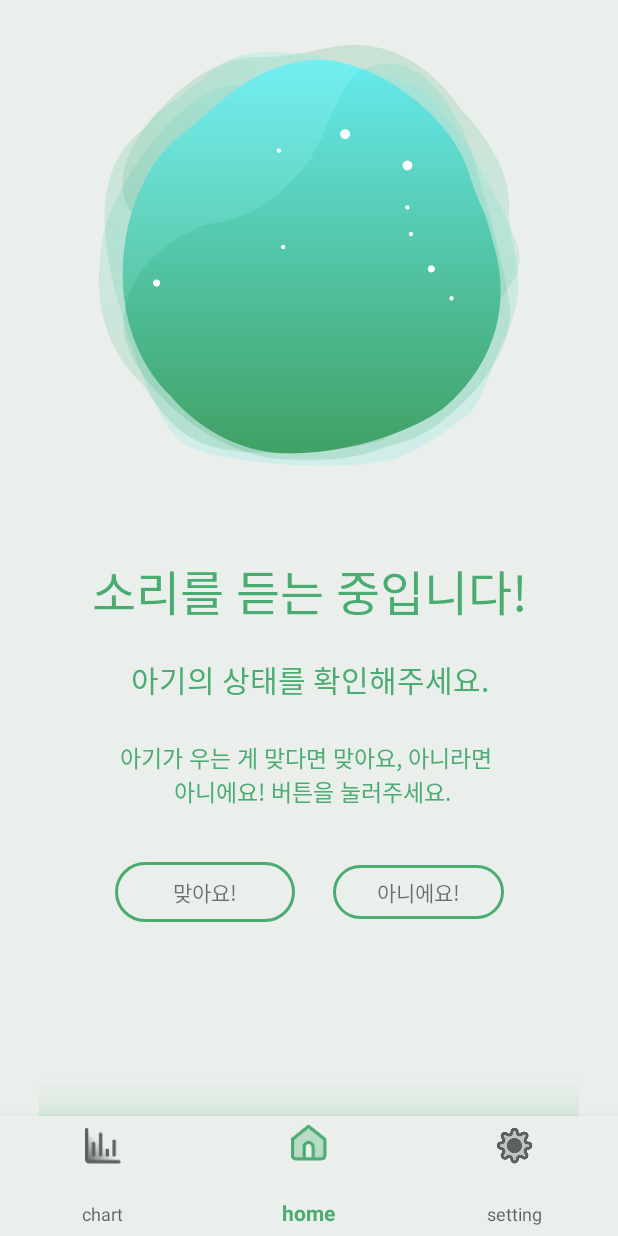
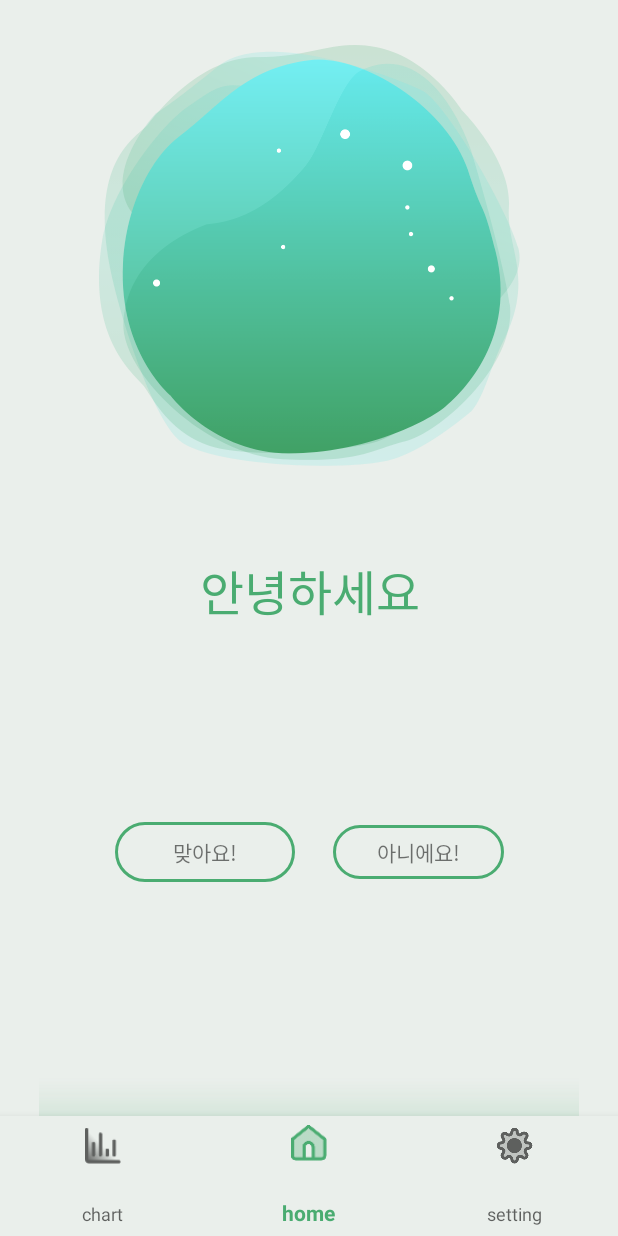
Before and after one commit to CapstoneDesign2020/Soundee-Android, an Android app: the HomeFragment screen opened directly, with no data from a screen before it, on a phone screen of 412 x 824 dp. Run offline under Robolectric (Android 15) with nearby library versions, the phone set to English and light mode, and no system bars; our stand-ins replace data binding, navigation-ui; 1 statement that could not run was skipped.

Commit message:
[main] 백그라운드로 5초마다 데이터 요청해서 응답받고, 메인 뷰에 연결

```diff
--- a/app/build.gradle
+++ b/app/build.gradle
@@ -2,10 +2,15 @@ apply plugin: 'com.android.application'
 apply plugin: 'kotlin-android'
 apply plugin: 'kotlin-android-extensions'
 apply plugin: 'com.google.gms.google-services'
+apply plugin: "kotlin-kapt"
 
 android {
     compileSdkVersion 29
     buildToolsVersion "29.0.3"
+
+    dataBinding {
+        enabled = true
+    }
 
     defaultConfig {
         applicationId "com.soundee.soundee"
--- a/app/src/main/java/com/soundee/soundee/util/RoundedBarChartRenderer.kt
+++ b/app/src/main/java/com/soundee/soundee/chart/RoundedBarChartRenderer.kt
@@ -1,4 +1,4 @@
-package com.soundee.soundee.util
+package com.soundee.soundee.chart
 
 import android.graphics.Canvas
 import android.graphics.LinearGradient
--- a/app/src/main/java/com/soundee/soundee/data/remote/RemoteDataSource.kt
+++ b/app/src/main/java/com/soundee/soundee/data/remote/RemoteDataSource.kt
@@ -186,7 +186,7 @@ object RemoteDataSource : Repository {
         soundeeApiService.getPresentSound(token)
             .enqueue(object :Callback<PresentSoundResponse>{
                 override fun onFailure(call: Call<PresentSoundResponse>, t: Throwable) {
-                    onFail( t.toString())
+                    onFail(t.toString())
                 }
 
                 override fun onResponse(
--- a/app/src/main/java/com/soundee/soundee/data/vo/DeleteUserResponse.kt
+++ b/app/src/main/java/com/soundee/soundee/data/vo/DeleteUserResponse.kt
@@ -1,7 +1,7 @@
 package com.soundee.soundee.data.vo
 
 data class DeleteUserResponse(
-    val status: String,
-    val success : String,
+    val status: Int,
+    val success : Boolean,
     val message : String
 )
--- a/app/src/main/java/com/soundee/soundee/data/vo/PresentSoundResponse.kt
+++ b/app/src/main/java/com/soundee/soundee/data/vo/PresentSoundResponse.kt
@@ -5,9 +5,10 @@ import com.google.gson.annotations.SerializedName
 data class PresentSoundResponse(
     val status:Int,
     val success:Boolean,
-    val message:String
-   // val data : PresentSoundDetails?
+    val message:String,
+    val data : List<PresentSoundDetails>
 )
+
 data class PresentSoundDetails(
     val soundIdx : Int,
     @SerializedName("class")
--- a/app/src/main/java/com/soundee/soundee/home/HomeFragment.kt
+++ b/app/src/main/java/com/soundee/soundee/home/HomeFragment.kt
@@ -1,28 +1,59 @@
 package com.soundee.soundee.home
 
 import android.app.AlertDialog
-import android.content.DialogInterface
 import android.content.Intent
 import android.os.Bundle
 import android.util.Log
+import android.view.LayoutInflater
 import android.view.View
-import android.widget.ImageView
+import android.view.ViewGroup
 import android.widget.TextView
-import androidx.core.view.marginBottom
+import androidx.databinding.Observable
+import androidx.databinding.ObservableField
 import androidx.fragment.app.Fragment
 import com.soundee.soundee.R
+import com.soundee.soundee.databinding.FragmentHomeBinding
 import com.soundee.soundee.db.SoundeeUserController
 import com.soundee.soundee.login.LoginActivity
 import com.soundee.soundee.util.doWorkPeriodic5
 import com.soundee.soundee.util.setAlarm
-import com.soundee.soundee.util.setChannel
 import kotlinx.android.synthetic.main.fragment_home.*
 
 class HomeFragment : Fragment(R.layout.fragment_home) {
+    lateinit var binding: FragmentHomeBinding
+    val vm = CurrentSoundViewModel
+
+    override fun onCreateView(
+        inflater: LayoutInflater,
+        container: ViewGroup?,
+        savedInstanceState: Bundle?
+    ): View? {
+        binding =FragmentHomeBinding.inflate(inflater,container,false)
+        binding.viewModel=vm
+        return binding.root
+    }
+
+
     override fun onActivityCreated(savedInstanceState: Bundle?) {
         super.onActivityCreated(savedInstanceState)
 
         doWorkPeriodic5()
+       // vm.getPresentSound(context!!)
+
+
+        //메인에서 구독할거야
+        //겂이 바뀌면
+        vm.title.addOnPropertyChangedCallback(object : Observable.OnPropertyChangedCallback(){
+            override fun onPropertyChanged(sender: Observable?, propertyId: Int) {
+                sender as ObservableField<String>
+                Log.e("옵저버","옵저버 잘들어왔냥:${sender.get()}")
+                Log.e("옵저버","옵저버 잘들어왔냥:${vm.title.get()}")
+                Log.e("옵저버","옵저버 잘들어왔냥:${txt_home_soundee.text}")
+
+            }
+        })
+
+
 
         Log.e("dd", SoundeeUserController.getToken(context))
         if(SoundeeUserController.getToken(context)==null){
--- a/app/src/main/res/layout/fragment_chart.xml
+++ b/app/src/main/res/layout/fragment_chart.xml
@@ -70,7 +70,7 @@
                     app:srcCompat="@drawable/btn_folded_details" />
 
                 <TextView
-                    android:id="@+id/txt_chart_datily_time"
+                    android:id="@+id/txt_chart_daily_time"
                     android:layout_width="wrap_content"
                     android:layout_height="wrap_content"
                     android:text="오후 8:16"
@@ -238,7 +238,7 @@
                     app:srcCompat="@drawable/btn_folded_details" />
 
                 <TextView
-                    android:id="@+id/txt_chart_monthly_details"
+                    android:id="@+id/txt_chart_monthly_time"
                     android:layout_width="wrap_content"
                     android:layout_height="wrap_content"
                     android:text="오후 8:16"
--- a/app/src/main/res/layout/fragment_home.xml
+++ b/app/src/main/res/layout/fragment_home.xml
@@ -1,8 +1,13 @@
 <?xml version="1.0" encoding="utf-8"?>
+<layout xmlns:android="http://schemas.android.com/apk/res/android"
+    xmlns:app="http://schemas.android.com/apk/res-auto"
+    xmlns:tools="http://schemas.android.com/tools">
+    <data>
+        <variable
+            name="viewModel"
+            type="com.soundee.soundee.home.CurrentSoundViewModel"/>
+    </data>
 <androidx.constraintlayout.widget.ConstraintLayout
-    xmlns:android="http://schemas.android.com/apk/res/android"
-    xmlns:app="http://schemas.android.com/apk/res-auto"
-    xmlns:tools="http://schemas.android.com/tools"
     android:layout_width="match_parent"
     android:layout_height="match_parent">
 
@@ -21,7 +26,7 @@
         android:layout_width="wrap_content"
         android:layout_height="wrap_content"
         android:layout_marginTop="59dp"
-        android:text="@string/soundee_default"
+        android:text="@{String.valueOf(viewModel.title)}"
         android:textColor="@color/colorPointGreen"
         android:textSize="32dp"
         app:layout_constraintEnd_toEndOf="@+id/img_home_wheel"
@@ -33,7 +38,7 @@
         android:layout_width="wrap_content"
         android:layout_height="wrap_content"
         android:layout_marginTop="20dp"
-        android:text="아기의 상태를 확인해주세요."
+        android:text="@={viewModel.action}"
         android:textColor="@color/colorPointGreen"
         android:textSize="20dp"
         app:layout_constraintEnd_toEndOf="@+id/txt_home_soundee"
@@ -46,7 +51,7 @@
         android:layout_height="wrap_content"
         android:layout_marginTop="25dp"
         android:gravity="center"
-        android:text="@string/feedback_baby_crying"
+        android:text="@{viewModel.feedback}"
         android:textColor="@color/colorPointGreen"
         android:textSize="15dp"
         app:layout_constraintEnd_toEndOf="parent"
@@ -98,3 +103,4 @@
         app:layout_constraintTop_toBottomOf="@+id/txt_home_feedback" />
 
 </androidx.constraintlayout.widget.ConstraintLayout>
+</layout>
```
Also changed, not shown: app/src/main/java/com/soundee/soundee/chart/ChartFragment.kt (+19 -7 lines), app/src/main/java/com/soundee/soundee/home/CurrentSoundViewModel.kt (added, +64 -0 lines), app/src/main/java/com/soundee/soundee/util/SoundeeWorker.kt (+9 -15 lines).
